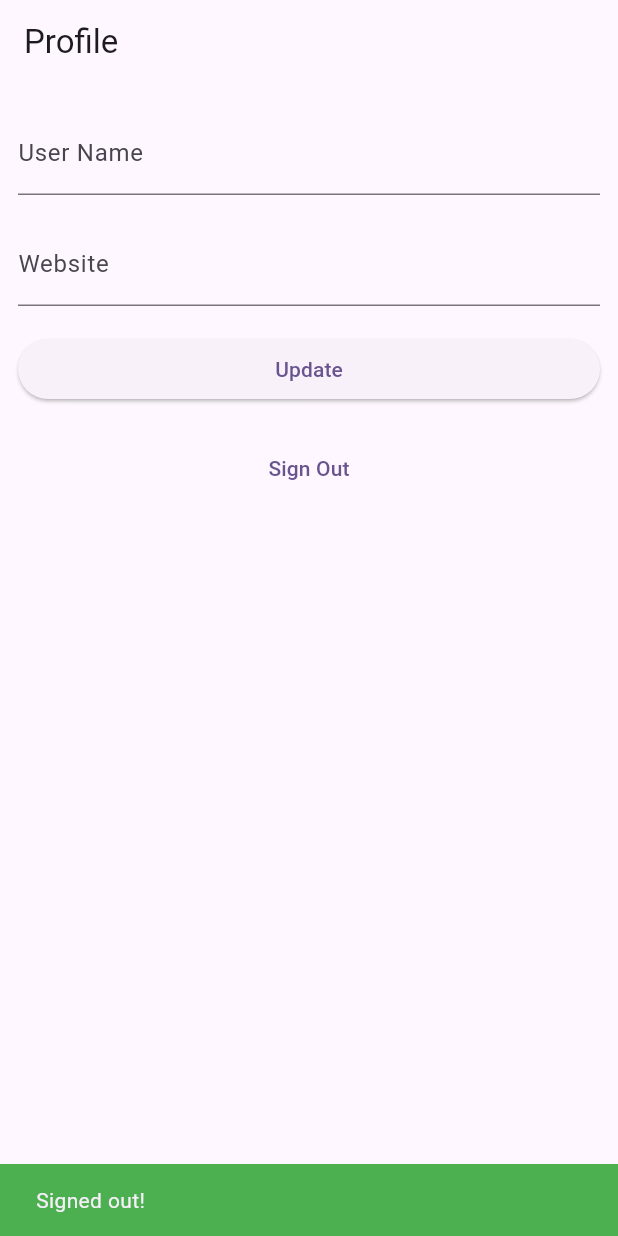
After one commit to Lovish-Goyal/learning_flutter, a Flutter app: the screen it shows after launch, after a tap on "Sign Out", on a phone screen of 412 x 824 dp. The commit adds this screen. Run offline on Flutter 3.47's test engine with Material 3 defaults, Android fonts, the phone set to English and light mode, and no system bars; our stand-ins replace cloud_firestore, firebase_core, flutter_riverpod, supabase_flutter; accounts and stored records are empty; network calls fail.

Commit message:
feat: setup supabase

```diff
--- a/lib/main.dart
+++ b/lib/main.dart
@@ -1,13 +1,15 @@
-import 'package:firebase_core/firebase_core.dart';
 import 'package:flutter/material.dart';
 import 'package:flutter_riverpod/flutter_riverpod.dart';
-
-import 'firebase_options.dart';
-import 'screens/home_screen.dart';
+import 'package:supabase_flutter/supabase_flutter.dart';
+import 'screens/auth_screen.dart';
 
 void main() async {
   WidgetsFlutterBinding.ensureInitialized();
-  await Firebase.initializeApp(options: DefaultFirebaseOptions.currentPlatform);
+  // await Firebase.initializeApp(options: DefaultFirebaseOptions.currentPlatform);
+  await Supabase.initialize(
+    url: 'https://rbzegowgeohxjauyeaky.supabase.co',
+    anonKey: 'sb_publishable_yieRCdmX9IGPeSvKL-VUWQ_mxVs_Pqc',
+  );
   runApp(ProviderScope(child: const MyApp()));
 }
 
@@ -21,7 +23,7 @@ class MyApp extends StatelessWidget {
       theme: ThemeData(
         colorScheme: ColorScheme.fromSeed(seedColor: Colors.deepPurple),
       ),
-      home: HomeScreen(),
+      home: AccountPage(),
     );
   }
 }
--- /dev/null
+++ b/lib/screens/auth_screen.dart
@@ -0,0 +1,184 @@
+import 'package:flutter/material.dart';
+import 'package:learning_flutter/models/user_model.dart';
+import 'package:supabase_flutter/supabase_flutter.dart';
+
+class AccountPage extends StatefulWidget {
+  const AccountPage({super.key});
+
+  @override
+  State<AccountPage> createState() => _AccountPageState();
+}
+
+class _AccountPageState extends State<AccountPage> {
+  final _usernameController = TextEditingController();
+  final _websiteController = TextEditingController();
+
+  final supabase = Supabase.instance.client;
+  var _loading = true;
+
+  /// Called once a user is authenticated
+  Future<void> _getProfile() async {
+    setState(() {
+      _loading = true;
+    });
+
+    try {
+      final userId = supabase.auth.currentUser?.id;
+      if (userId == null) throw Exception('User not found');
+
+      final data = await supabase
+          .from('profiles')
+          .select()
+          .eq('id', userId)
+          .single();
+
+      _usernameController.text = (data['username'] ?? '') as String;
+      _websiteController.text = (data['website'] ?? '') as String;
+    } on PostgrestException catch (error) {
+      if (mounted) context.showSnackBar(error.message, isError: true);
+    } catch (error) {
+      if (mounted)
+        context.showSnackBar('Unexpected error occurred', isError: true);
+    } finally {
+      if (mounted) {
+        setState(() {
+          _loading = false;
+        });
+      }
+    }
+  }
+
+  Future<void> _addUser() async {
+    setState(() {
+      _loading = true;
+    });
+
+    final updates = UserModel(
+      name: _usernameController.text,
+      email: _usernameController.text,
+      password: _usernameController.text,
+    );
+
+    try {
+      await supabase.from('profiles').insert(updates.toMap());
+      if (mounted) context.showSnackBar('Successfully updated profile!');
+    } on PostgrestException catch (error) {
+      print(error.message);
+      if (mounted) context.showSnackBar(error.message, isError: true);
+    } catch (error) {
+      print(error);
+      if (mounted)
+        context.showSnackBar('Unexpected error occurred', isError: true);
+    } finally {
+      if (mounted) {
+        setState(() {
+          _loading = false;
+        });
+      }
+    }
+  }
+
+  /// Called when user taps `Update` button
+  Future<void> _updateProfile() async {
+    setState(() {
+      _loading = true;
+    });
+
+    final user = supabase.auth.currentUser;
+    if (user == null) {
+      context.showSnackBar('No user found.', isError: true);
+      return;
+    }
+
+    final updates = {
+      'id': user.id,
+      'username': _usernameController.text.trim(),
+      'website': _websiteController.text.trim(),
+      'updated_at': DateTime.now().toIso8601String(),
+    };
+
+    try {
+      await supabase.from('profiles').upsert(updates);
+      if (mounted) context.showSnackBar('Successfully updated profile!');
+    } on PostgrestException catch (error) {
+      if (mounted) context.showSnackBar(error.message, isError: true);
+    } catch (error) {
+      if (mounted)
+        context.showSnackBar('Unexpected error occurred', isError: true);
+    } finally {
+      if (mounted) {
+        setState(() {
+          _loading = false;
+        });
+      }
+    }
+  }
+
+  Future<void> _signOut() async {
+    try {
+      await supabase.auth.signOut();
+      if (mounted) {
+        context.showSnackBar('Signed out!');
+        // TODO: Navigate to login page if needed
+      }
+    } on AuthException catch (error) {
+      if (mounted) context.showSnackBar(error.message, isError: true);
+    } catch (error) {
+      if (mounted)
+        context.showSnackBar('Unexpected error occurred', isError: true);
+    }
+  }
+
+  @override
+  void initState() {
+    super.initState();
+    _getProfile();
+  }
+
+  @override
+  void dispose() {
+    _usernameController.dispose();
+    _websiteController.dispose();
+    super.dispose();
+  }
+
+  @override
+  Widget build(BuildContext context) {
+    return Scaffold(
+      appBar: AppBar(title: const Text('Profile')),
+      body: ListView(
+        padding: const EdgeInsets.symmetric(vertical: 18, horizontal: 12),
+        children: [
+          TextFormField(
+            controller: _usernameController,
+            decoration: const InputDecoration(labelText: 'User Name'),
+          ),
+          const SizedBox(height: 18),
+          TextFormField(
+            controller: _websiteController,
+            decoration: const InputDecoration(labelText: 'Website'),
+          ),
+          const SizedBox(height: 18),
+          ElevatedButton(
+            onPressed: _loading ? null : _addUser,
+            child: Text(_loading ? 'Saving...' : 'Update'),
+          ),
+          const SizedBox(height: 18),
+          TextButton(onPressed: _signOut, child: const Text('Sign Out')),
+        ],
+      ),
+    );
+  }
+}
+
+// SnackBar extension
+extension ContextExtensions on BuildContext {
+  void showSnackBar(String message, {bool isError = false}) {
+    ScaffoldMessenger.of(this).showSnackBar(
+      SnackBar(
+        content: Text(message),
+        backgroundColor: isError ? Colors.red : Colors.green,
+      ),
+    );
+  }
+}
--- a/pubspec.yaml
+++ b/pubspec.yaml
@@ -37,6 +37,7 @@ dependencies:
   flutter_riverpod: ^2.6.1
   firebase_core: ^4.0.0
   cloud_firestore: ^6.0.0
+  supabase_flutter: ^2.9.1
 
 dev_dependencies:
   flutter_test:
```
Also changed, not shown: lib/providers/user_provider.dart (+35 -35 lines), lib/providers/user_state_provider.dart (added, +53 -0 lines), lib/screens/home_screen.dart (+34 -106 lines), pubspec.lock, 5 other files.
